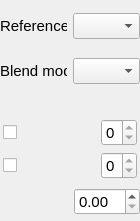
pencil2d/pencil, file app/ui/bucketoptionswidget.ui: the form before one commit.
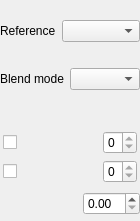
The form after the commit. Custom widgets are drawn as their Qt base class.

Commit message:
Remove setting font specifically on widgets
instead use qstylesheet and it might work better.

Patch:
```diff
--- a/app/ui/bucketoptionswidget.ui
+++ b/app/ui/bucketoptionswidget.ui
@@ -16,11 +16,6 @@
     <height>0</height>
    </size>
   </property>
-  <property name="font">
-   <font>
-    <pointsize>11</pointsize>
-   </font>
-  </property>
   <property name="windowTitle">
    <string>Form</string>
   </property>
@@ -55,11 +50,6 @@
        </property>
        <item>
         <widget class="QLabel" name="referenceLayerDescLabel">
-         <property name="font">
-          <font>
-           <pointsize>11</pointsize>
-          </font>
-         </property>
          <property name="text">
           <string>Reference</string>
          </property>
@@ -73,11 +63,6 @@
            <verstretch>0</verstretch>
           </sizepolicy>
          </property>
-         <property name="font">
-          <font>
-           <pointsize>11</pointsize>
-          </font>
-         </property>
         </widget>
        </item>
       </layout>
@@ -89,11 +74,6 @@
        </property>
        <item>
         <widget class="QLabel" name="blendModeLabel">
-         <property name="font">
-          <font>
-           <pointsize>11</pointsize>
-          </font>
-         </property>
          <property name="text">
           <string>Blend mode</string>
          </property>
@@ -107,11 +87,6 @@
            <verstretch>0</verstretch>
           </sizepolicy>
          </property>
-         <property name="font">
-          <font>
-           <pointsize>11</pointsize>
-          </font>
-         </property>
         </widget>
        </item>
       </layout>
@@ -157,11 +132,6 @@
      </item>
      <item row="1" column="2">
       <widget class="QSpinBox" name="expandSpinBox">
-       <property name="font">
-        <font>
-         <pointsize>11</pointsize>
-        </font>
-       </property>
        <property name="maximum">
         <number>0</number>
        </property>
@@ -169,11 +139,6 @@
      </item>
      <item row="0" column="2">
       <widget class="QSpinBox" name="colorToleranceSpinbox">
-       <property name="font">
-        <font>
-         <pointsize>11</pointsize>
-        </font>
-       </property>
        <property name="maximum">
         <number>0</number>
        </property>
@@ -211,13 +176,7 @@
       </widget>
      </item>
      <item>
-      <widget class="QDoubleSpinBox" name="strokeThicknessSpinBox">
-       <property name="font">
-        <font>
-         <pointsize>11</pointsize>
-        </font>
-       </property>
-      </widget>
+      <widget class="QDoubleSpinBox" name="strokeThicknessSpinBox"/>
      </item>
     </layout>
    </item>
```
The commit also changes 8 other files.
